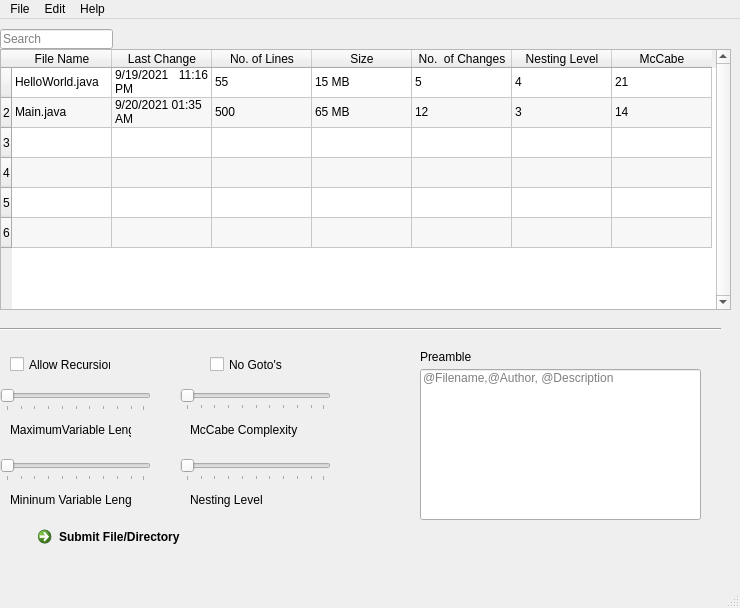
Old version of the form plyj-master/GUI/UIFiles/GUItake2.ui in the repository JLMcBride22/SourceCodeChecker.
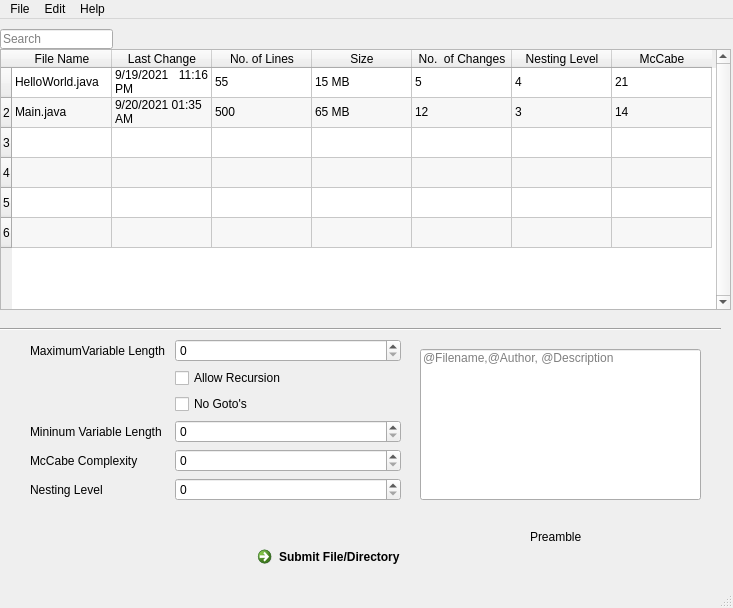
New version of the form.

```diff
--- a/plyj-master/GUI/UIFiles/GUItake2.ui
+++ b/plyj-master/GUI/UIFiles/GUItake2.ui
@@ -6,10 +6,16 @@
    <rect>
     <x>0</x>
     <y>0</y>
-    <width>740</width>
+    <width>733</width>
     <height>608</height>
    </rect>
   </property>
+  <property name="maximumSize">
+   <size>
+    <width>99999</width>
+    <height>9999</height>
+   </size>
+  </property>
   <property name="sizeIncrement">
    <size>
     <width>5</width>
@@ -17,11 +23,20 @@
    </size>
   </property>
   <property name="windowTitle">
-   <string>MainWindow</string>
+   <string>SourceCodeChecker</string>
+  </property>
+  <property name="layoutDirection">
+   <enum>Qt::LeftToRight</enum>
   </property>
   <property name="autoFillBackground">
    <bool>true</bool>
   </property>
+  <property name="inputMethodHints">
+   <set>Qt::ImhTime</set>
+  </property>
+  <property name="documentMode">
+   <bool>true</bool>
+  </property>
   <widget class="QWidget" name="centralwidget">
    <widget class="QTableWidget" name="javaFileTable">
     <property name="geometry">
@@ -225,40 +240,11 @@
      <enum>Qt::Horizontal</enum>
     </property>
    </widget>
-   <widget class="QCheckBox" name="recursionBox">
-    <property name="geometry">
-     <rect>
-      <x>10</x>
-      <y>320</y>
-      <width>101</width>
-      <height>51</height>
-     </rect>
-    </property>
-    <property name="text">
-     <string>Allow Recursion</string>
-    </property>
-   </widget>
-   <widget class="QSlider" name="min">
-    <property name="geometry">
-     <rect>
-      <x>0</x>
-      <y>370</y>
-      <width>151</width>
-      <height>22</height>
-     </rect>
-    </property>
-    <property name="orientation">
-     <enum>Qt::Horizontal</enum>
-    </property>
-    <property name="tickPosition">
-     <enum>QSlider::TicksBelow</enum>
-    </property>
-   </widget>
    <widget class="QLineEdit" name="lineEdit">
     <property name="geometry">
      <rect>
       <x>420</x>
-      <y>350</y>
+      <y>330</y>
       <width>281</width>
       <height>151</height>
      </rect>
@@ -276,24 +262,11 @@
      <string>@Filename,@Author, @Description</string>
     </property>
    </widget>
-   <widget class="QLabel" name="label">
-    <property name="geometry">
-     <rect>
-      <x>10</x>
-      <y>400</y>
-      <width>121</width>
-      <height>21</height>
-     </rect>
-    </property>
-    <property name="text">
-     <string>MaximumVariable Length </string>
-    </property>
-   </widget>
    <widget class="QLabel" name="label_2">
     <property name="geometry">
      <rect>
-      <x>420</x>
-      <y>330</y>
+      <x>530</x>
+      <y>510</y>
       <width>81</width>
       <height>16</height>
      </rect>
@@ -302,111 +275,11 @@
      <string>Preamble</string>
     </property>
    </widget>
-   <widget class="QLabel" name="label_3">
-    <property name="geometry">
-     <rect>
-      <x>10</x>
-      <y>470</y>
-      <width>121</width>
-      <height>21</height>
-     </rect>
-    </property>
-    <property name="text">
-     <string>Mininum Variable Length </string>
-    </property>
-   </widget>
-   <widget class="QSlider" name="minSlide">
-    <property name="geometry">
-     <rect>
-      <x>0</x>
-      <y>440</y>
-      <width>151</width>
-      <height>22</height>
-     </rect>
-    </property>
-    <property name="orientation">
-     <enum>Qt::Horizontal</enum>
-    </property>
-    <property name="tickPosition">
-     <enum>QSlider::TicksBelow</enum>
-    </property>
-   </widget>
-   <widget class="QLabel" name="label_4">
-    <property name="geometry">
-     <rect>
-      <x>190</x>
-      <y>400</y>
-      <width>121</width>
-      <height>21</height>
-     </rect>
-    </property>
-    <property name="text">
-     <string>McCabe Complexity</string>
-    </property>
-   </widget>
-   <widget class="QLabel" name="label_5">
-    <property name="geometry">
-     <rect>
-      <x>190</x>
-      <y>470</y>
-      <width>121</width>
-      <height>21</height>
-     </rect>
-    </property>
-    <property name="text">
-     <string>Nesting Level</string>
-    </property>
-   </widget>
-   <widget class="QSlider" name="nestingSlide">
-    <property name="geometry">
-     <rect>
-      <x>180</x>
-      <y>440</y>
-      <width>151</width>
-      <height>22</height>
-     </rect>
-    </property>
-    <property name="orientation">
-     <enum>Qt::Horizontal</enum>
-    </property>
-    <property name="tickPosition">
-     <enum>QSlider::TicksBelow</enum>
-    </property>
-   </widget>
-   <widget class="QSlider" name="m">
-    <property name="geometry">
-     <rect>
-      <x>180</x>
-      <y>370</y>
-      <width>151</width>
-      <height>21</height>
-     </rect>
-    </property>
-    <property name="orientation">
-     <enum>Qt::Horizontal</enum>
-    </property>
-    <property name="tickPosition">
-     <enum>QSlider::TicksBelow</enum>
-    </property>
-   </widget>
-   <widget class="QCheckBox" name="noGotoBox">
-    <property name="geometry">
-     <rect>
-      <x>210</x>
-      <y>320</y>
-      <width>101</width>
-      <height>51</height>
-     </rect>
-    </property>
-    <property name="text">
-     <string>No Goto's</string>
-    </property>
-   </widget>
    <widget class="QCommandLinkButton" name="SubmitFileLink">
     <property name="geometry">
      <rect>
-      <x>30</x>
-      <y>500</y>
+      <x>250</x>
+      <y>520</y>
       <width>185</width>
       <height>41</height>
      </rect>
@@ -415,13 +288,79 @@
      <string>Submit File/Directory</string>
     </property>
    </widget>
+   <widget class="QWidget" name="">
+    <property name="geometry">
+     <rect>
+      <x>30</x>
+      <y>320</y>
+      <width>371</width>
+      <height>171</height>
+     </rect>
+    </property>
+    <layout class="QFormLayout" name="formLayout">
+     <item row="0" column="0">
+      <widget class="QLabel" name="label">
+       <property name="text">
+        <string>MaximumVariable Length </string>
+       </property>
+      </widget>
+     </item>
+     <item row="0" column="1">
+      <widget class="QSpinBox" name="minVarLenBox"/>
+     </item>
+     <item row="1" column="1">
+      <widget class="QCheckBox" name="recursionBox">
+       <property name="text">
+        <string>Allow Recursion</string>
+       </property>
+      </widget>
+     </item>
+     <item row="3" column="1">
+      <widget class="QCheckBox" name="noGotoBox">
+       <property name="text">
+        <string>No Goto's</string>
+       </property>
+      </widget>
+     </item>
+     <item row="4" column="0">
+      <widget class="QLabel" name="label_3">
+       <property name="text">
+        <string>Mininum Variable Length </string>
+       </property>
+      </widget>
+     </item>
+     <item row="4" column="1">
+      <widget class="QSpinBox" name="maxVarLenBox"/>
+     </item>
+     <item row="6" column="0">
+      <widget class="QLabel" name="label_4">
+       <property name="text">
+        <string>McCabe Complexity</string>
+       </property>
+      </widget>
+     </item>
+     <item row="6" column="1">
+      <widget class="QSpinBox" name="mcAbeBox"/>
+     </item>
+     <item row="7" column="0">
+      <widget class="QLabel" name="label_5">
+       <property name="text">
+        <string>Nesting Level</string>
+       </property>
+      </widget>
+     </item>
+     <item row="7" column="1">
+      <widget class="QSpinBox" name="nestLevBox"/>
+     </item>
+    </layout>
+   </widget>
   </widget>
   <widget class="QMenuBar" name="menubar">
    <property name="geometry">
     <rect>
      <x>0</x>
      <y>0</y>
-     <width>740</width>
+     <width>733</width>
      <height>21</height>
     </rect>
    </property>
```
Left out of the diff: 12 changed lines with no effect on the pictures.
